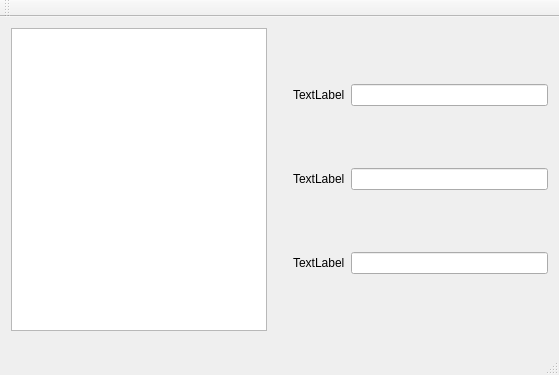
Qt form mainwindow.ui (cmargiotta/funcplotter) before a commit.
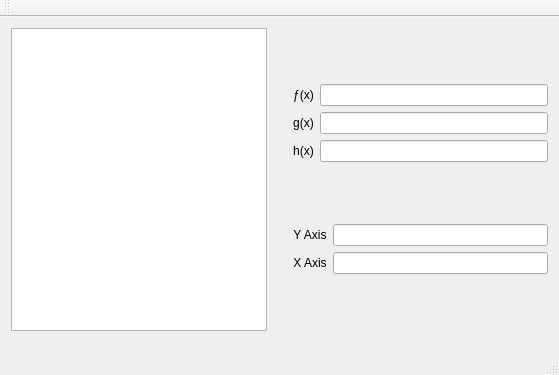
The same form after that commit.

Commit message: Migliorata la UI

Diff of the .ui file:
```diff
--- a/mainwindow.ui
+++ b/mainwindow.ui
@@ -28,45 +28,11 @@
    </property>
    <layout class="QGridLayout" name="gridLayout_5">
     <item row="0" column="0">
-     <layout class="QGridLayout" name="gridLayout_4">
-      <item row="0" column="2">
-       <layout class="QGridLayout" name="gridLayout">
-        <item row="1" column="0">
-         <widget class="QLabel" name="label_2">
-          <property name="text">
-           <string>TextLabel</string>
-          </property>
-         </widget>
-        </item>
-        <item row="0" column="1">
-         <widget class="QLineEdit" name="lineEdit"/>
-        </item>
-        <item row="2" column="1">
-         <widget class="QLineEdit" name="lineEdit_3"/>
-        </item>
-        <item row="0" column="0">
-         <widget class="QLabel" name="label">
-          <property name="text">
-           <string>TextLabel</string>
-          </property>
-         </widget>
-        </item>
-        <item row="1" column="1">
-         <widget class="QLineEdit" name="lineEdit_2"/>
-        </item>
-        <item row="2" column="0">
-         <widget class="QLabel" name="label_3">
-          <property name="text">
-           <string>TextLabel</string>
-          </property>
-         </widget>
-        </item>
-       </layout>
+     <layout class="QHBoxLayout" name="horizontalLayout_2">
+      <item>
+       <widget class="QGraphicsView" name="functionView"/>
       </item>
-      <item row="0" column="0">
-       <widget class="QGraphicsView" name="graphicsView"/>
-      </item>
-      <item row="0" column="1">
+      <item>
        <spacer name="verticalSpacer">
         <property name="orientation">
          <enum>Qt::Vertical</enum>
@@ -79,6 +45,83 @@
         </property>
        </spacer>
       </item>
+      <item>
+       <layout class="QVBoxLayout" name="verticalLayout_2">
+        <item>
+         <layout class="QGridLayout" name="gridLayout_2">
+          <item row="2" column="1">
+           <widget class="QLineEdit" name="hInput_2"/>
+          </item>
+          <item row="0" column="0">
+           <widget class="QLabel" name="fLabel_2">
+            <property name="text">
+             <string>ƒ(x)</string>
+            </property>
+            <property name="alignment">
+             <set>Qt::AlignCenter</set>
+            </property>
+           </widget>
+          </item>
+          <item row="1" column="1">
+           <widget class="QLineEdit" name="gInput_2"/>
+          </item>
+          <item row="2" column="0">
+           <widget class="QLabel" name="hLabel_2">
+            <property name="text">
+             <string>h(x)</string>
+            </property>
+            <property name="alignment">
+             <set>Qt::AlignCenter</set>
+            </property>
+           </widget>
+          </item>
+          <item row="0" column="1">
+           <widget class="QLineEdit" name="fInput_2"/>
+          </item>
+          <item row="1" column="0">
+           <widget class="QLabel" name="gLabel_2">
+            <property name="text">
+             <string>g(x)</string>
+            </property>
+            <property name="alignment">
+             <set>Qt::AlignCenter</set>
+            </property>
+           </widget>
+          </item>
+         </layout>
+        </item>
+        <item>
+         <layout class="QGridLayout" name="gridLayout_4">
+          <item row="0" column="1">
+           <widget class="QLineEdit" name="lineEdit"/>
+          </item>
+          <item row="0" column="0">
+           <widget class="QLabel" name="YAxisLabel">
+            <property name="text">
+             <string>Y Axis</string>
+            </property>
+            <property name="alignment">
+             <set>Qt::AlignCenter</set>
+            </property>
+           </widget>
+          </item>
+          <item row="1" column="1">
+           <widget class="QLineEdit" name="lineEdit_2"/>
+          </item>
+          <item row="1" column="0">
+           <widget class="QLabel" name="XAxisLabel">
+            <property name="text">
+             <string>X Axis</string>
+            </property>
+            <property name="alignment">
+             <set>Qt::AlignCenter</set>
+            </property>
+           </widget>
+          </item>
+         </layout>
+        </item>
+       </layout>
+      </item>
      </layout>
     </item>
    </layout>
```
Left out of the diff: 4 changed lines with no effect on the pictures.
